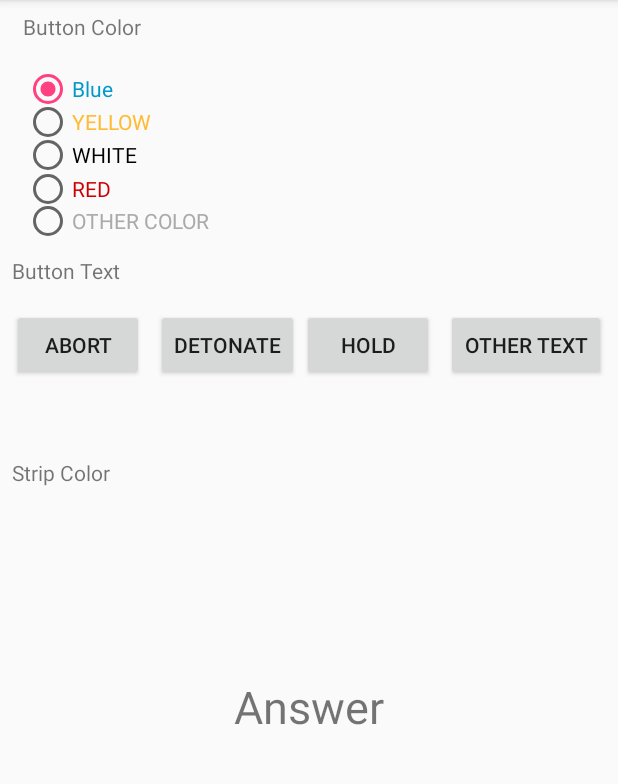
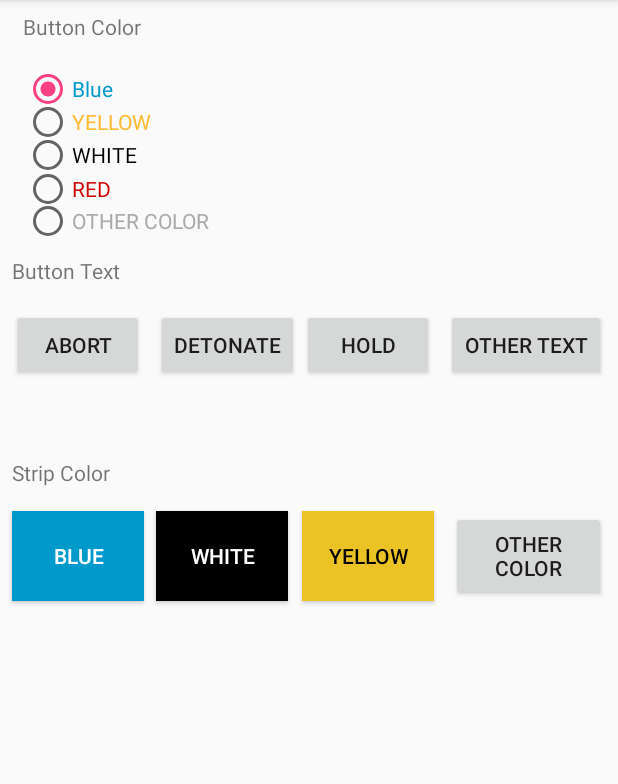
Before and after one commit to tmking01/KeepTalkingandNobodyExplodesCompanion, an Android app: the Buttons screen opened directly, with no data from a screen before it, after a tap on "HOLD", on a phone screen of 412 x 824 dp, the part 84-868 px from its top. Run offline under Robolectric (Android 15) with nearby library versions, the phone set to English and light mode, and no system bars.

```diff
--- a/app/src/main/res/layout-land/activity_main.xml
+++ b/app/src/main/res/layout-land/activity_main.xml
@@ -34,7 +34,7 @@
         app:srcCompat="@drawable/header" />
 
     <Button
-        android:id="@+id/button2"
+        android:id="@+id/btnBlue"
         android:layout_width="0dp"
         android:layout_height="wrap_content"
         android:layout_marginRight="0dp"
@@ -111,7 +111,7 @@
         android:layout_marginBottom="-1dp"
         app:layout_constraintBottom_toTopOf="@+id/MazeCMD"
         android:layout_marginTop="8dp"
-        app:layout_constraintTop_toBottomOf="@+id/button2" />
+        app:layout_constraintTop_toBottomOf="@+id/btnBlue" />
 
     <ImageButton
         android:id="@+id/MazeCMD"
--- a/app/src/main/res/layout/activity_buttons.xml
+++ b/app/src/main/res/layout/activity_buttons.xml
@@ -91,7 +91,7 @@
         android:layout_marginEnd="8dp" />
 
     <Button
-        android:id="@+id/button"
+        android:id="@+id/btnOtherColor"
         android:layout_width="0dp"
         android:layout_height="60dp"
         android:layout_marginEnd="8dp"
@@ -99,49 +99,53 @@
         android:layout_marginRight="8dp"
         android:layout_marginStart="11dp"
         android:layout_marginTop="8dp"
+        android:onClick="btnOtherColor"
         android:text="@string/OtherColor"
         android:visibility="invisible"
         app:layout_constraintHorizontal_bias="1.0"
-        app:layout_constraintLeft_toRightOf="@+id/button7"
+        app:layout_constraintLeft_toRightOf="@+id/btnYellow"
         app:layout_constraintRight_toRightOf="parent"
         app:layout_constraintTop_toTopOf="@+id/guideline5" />
 
     <Button
-        android:id="@+id/button7"
+        android:id="@+id/btnYellow"
         android:layout_width="88dp"
         android:layout_height="60dp"
         android:layout_marginLeft="9dp"
         android:layout_marginStart="9dp"
         android:layout_marginTop="8dp"
         android:background="@color/ButtonSelected"
+        android:onClick="btnYellow"
         android:text="@string/ColorYellow"
         android:textColor="@android:color/black"
         android:visibility="invisible"
-        app:layout_constraintLeft_toRightOf="@+id/button5"
+        app:layout_constraintLeft_toRightOf="@+id/btnWhite"
         app:layout_constraintTop_toTopOf="@+id/guideline5" />
 
     <Button
-        android:id="@+id/button5"
+        android:id="@+id/btnWhite"
         android:layout_width="88dp"
         android:layout_height="60dp"
         android:layout_marginLeft="8dp"
         android:layout_marginStart="8dp"
         android:layout_marginTop="8dp"
         android:background="@android:color/black"
+        android:onClick="btnWhite"
         android:text="@string/ColorWhite"
         android:textColor="@android:color/white"
         android:visibility="invisible"
-        app:layout_constraintLeft_toRightOf="@+id/button2"
+        app:layout_constraintLeft_toRightOf="@+id/btnBlue"
         app:layout_constraintTop_toTopOf="@+id/guideline5" />
 
     <Button
-        android:id="@+id/button2"
+        android:id="@+id/btnBlue"
         android:layout_width="88dp"
         android:layout_height="60dp"
         android:layout_marginLeft="8dp"
         android:layout_marginStart="8dp"
         android:layout_marginTop="8dp"
         android:background="@android:color/holo_blue_dark"
+        android:onClick="btnBlue"
         android:text="@string/ColorBlue"
         android:textColor="@android:color/white"
         android:visibility="invisible"
@@ -244,7 +248,7 @@
         android:orientation="horizontal" />
 
     <TextView
-        android:id="@+id/textView10"
+        android:id="@+id/lblAnswer"
         android:layout_width="wrap_content"
         android:layout_height="wrap_content"
         android:layout_marginLeft="8dp"
@@ -252,6 +256,7 @@
         android:layout_marginTop="8dp"
         android:text="@string/ButtonSolution"
         android:textSize="30sp"
+        android:visibility="invisible"
         app:layout_constraintLeft_toLeftOf="parent"
         app:layout_constraintRight_toRightOf="parent"
         app:layout_constraintTop_toTopOf="@+id/guideline11" />
```
Also changed, not shown: app/src/main/java/com/example/tmkin/keeptalkingandnobodyexplodescompanion/Buttons.java (+48 -30 lines), app/src/main/res/layout/activity_main.xml (+4 -4 lines), app/src/main/res/layout/content_scrolling.xml (+4 -4 lines).
